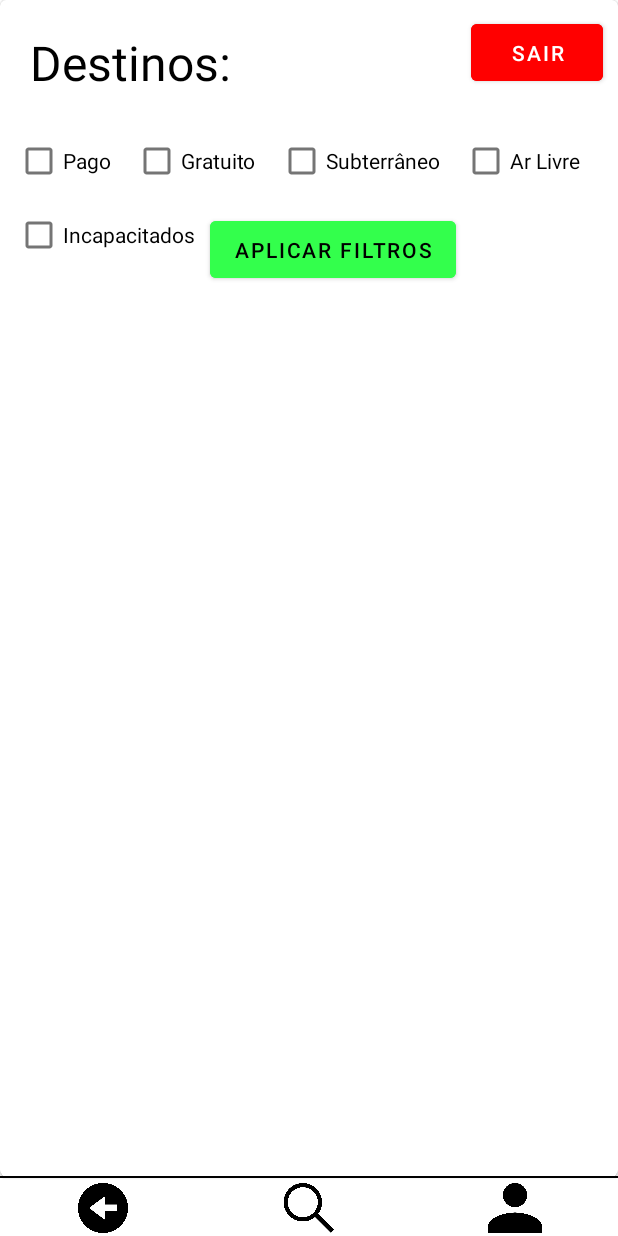
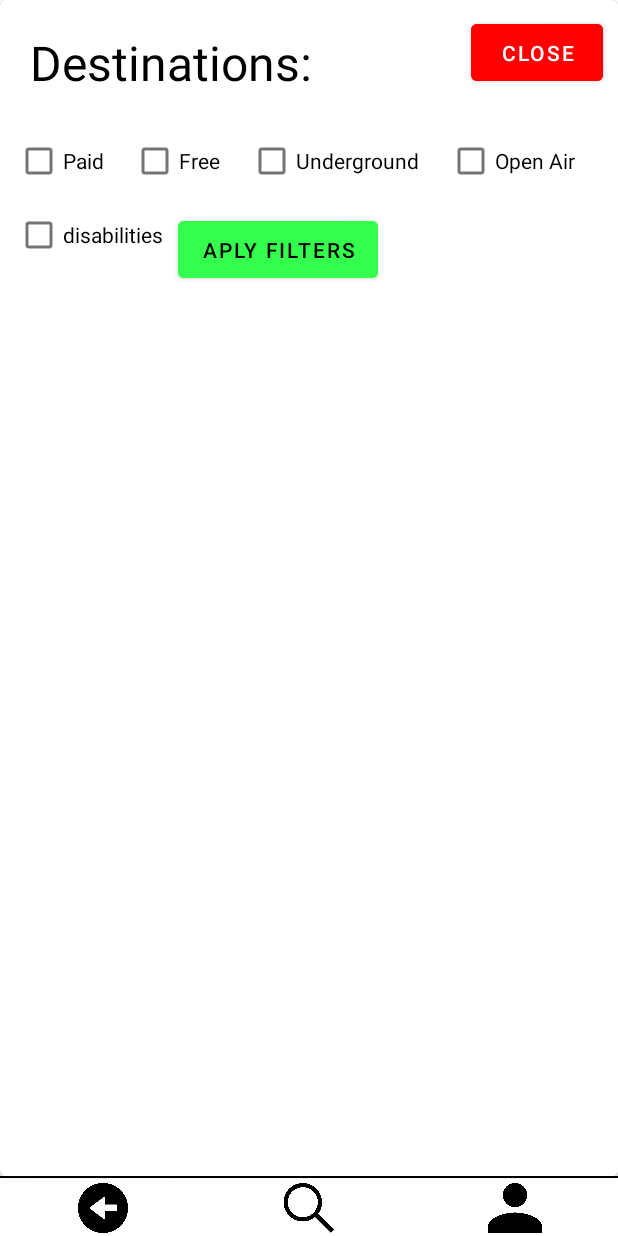
Before and after one commit to MCruzeiro/EasyParking_CM, an Android app: the MapsActivity screen opened directly, with no data from a screen before it, after a tap on an icon or button, on a phone screen of 412 x 824 dp. Run offline under Robolectric (Android 15) with nearby library versions, the light colour scheme and no system bars; libraries missing offline, so code that uses them is left out: com.directions.route; 1 statement that could not run was skipped.

Commit message:
Add files via upload

```diff
--- a/app/src/main/res/layout/activity_main.xml
+++ b/app/src/main/res/layout/activity_main.xml
@@ -37,7 +37,7 @@
         android:layout_marginTop="10dp"
         android:layout_centerInParent="true"
         android:layout_below="@+id/etEmail"
-        android:hint="Palavra-passe"
+        android:hint="@string/password"
         android:inputType="textPassword"/>
 
     <TextView
@@ -46,7 +46,7 @@
         android:layout_height="wrap_content"
         android:layout_below="@+id/etPass"
         android:layout_marginTop="70dp"
-        android:text="Iniciar Sessão"
+        android:text="@string/login"
         android:textSize="30dp"
         android:textStyle="bold"
         android:layout_alignStart="@id/etEmail"/>
@@ -69,7 +69,7 @@
         android:layout_below="@id/btnLogin"
         android:layout_alignStart="@id/txtLogin"
         android:layout_marginTop="40dp"
-        android:text="Registe-se"
+        android:text="@string/new_account"
         android:onClick="registar"
         />
 
--- a/app/src/main/res/layout/activity_maps.xml
+++ b/app/src/main/res/layout/activity_maps.xml
@@ -52,7 +52,7 @@
             android:layout_height="wrap_content"
             android:textColor="@color/black"
             android:textSize="32dp"
-            android:text="Destinos: "/>
+            android:text="@string/destinations"/>
 
             <Button
                 android:layout_alignParentRight="true"
@@ -62,7 +62,7 @@
                 android:layout_width="wrap_content"
                 android:layout_height="50dp"
                 android:onClick="fecharClickFiltros"
-                android:text="Sair"/>
+                android:text="@string/leave"/>
 
             <LinearLayout
                 android:id="@+id/llsec1"
@@ -77,7 +77,7 @@
             android:layout_weight="1"
             android:layout_width="wrap_content"
             android:layout_height="wrap_content"
-            android:text="Pago"
+            android:text="@string/paid"
             android:onClick="cbPago"
             ></CheckBox>
 
@@ -86,7 +86,7 @@
             android:layout_weight="1"
             android:layout_width="wrap_content"
             android:layout_height="wrap_content"
-            android:text="Gratuito"
+            android:text="@string/free"
             android:onClick="cbGratuito"
             ></CheckBox>
 
@@ -95,7 +95,7 @@
             android:layout_weight="1"
             android:layout_width="wrap_content"
             android:layout_height="wrap_content"
-            android:text="Subterrâneo"
+            android:text="@string/underground"
             android:onClick="cbSub"
             ></CheckBox>
 
@@ -104,7 +104,7 @@
             android:layout_weight="1"
             android:layout_width="wrap_content"
             android:layout_height="wrap_content"
-            android:text="Ar Livre"
+            android:text="@string/open_air"
             android:onClick="cbArLivre"
             ></CheckBox>
 
@@ -123,7 +123,7 @@
             android:layout_weight="1"
             android:layout_width="wrap_content"
             android:layout_height="wrap_content"
-            android:text="Incapacitados"
+            android:text="@string/disable"
             ></CheckBox>
 
                 <Button
@@ -134,7 +134,7 @@
                     android:layout_width="wrap_content"
                     android:layout_height="50dp"
                     android:onClick="aplicaFiltrosClick"
-                    android:text="Aplicar Filtros"/>
+                    android:text="@string/aply_filters"/>
 
             </LinearLayout>
 
@@ -234,7 +234,7 @@
                         android:textStyle="bold"
                         android:layout_width="wrap_content"
                         android:layout_height="wrap_content"
-                        android:text="Detalhes" />
+                        android:text="@string/details" />
                     <TextView
                         android:id="@+id/caracteristicasOnMap"
                         android:layout_centerHorizontal="true"
@@ -285,7 +285,7 @@
                 android:layout_width="wrap_content"
                 android:layout_height="50dp"
                 android:onClick="direcoesClick"
-                android:text="Direções"/>
+                android:text="@string/directions"/>
 
             <Button
                 android:layout_margin="3dp"
@@ -294,7 +294,7 @@
                 android:layout_width="wrap_content"
                 android:layout_height="50dp"
                 android:onClick="fecharClick"
-                android:text="Sair"/>
+                android:text="@string/leave"/>
             </LinearLayout>
 
         </RelativeLayout>
--- a/app/src/main/res/layout/activity_perfil_utilizador.xml
+++ b/app/src/main/res/layout/activity_perfil_utilizador.xml
@@ -131,7 +131,7 @@
         android:layout_width="match_parent"
         android:layout_height="wrap_content"
         android:layout_margin="20dp"
-        android:text="Terminar Sessão"
+        android:text="@string/end_session"
         android:backgroundTint="#ff0000"
         android:layout_below="@+id/llUtilizador"
         android:onClick="sair"
--- a/app/src/main/res/layout/activity_registo.xml
+++ b/app/src/main/res/layout/activity_registo.xml
@@ -18,7 +18,7 @@
         android:layout_width="300dp"
         android:layout_height="wrap_content"
         android:layout_centerInParent="true"
-        android:hint="Nome" />
+        android:hint="@string/name" />
 
     <EditText
         android:id="@+id/etEmail"
@@ -36,7 +36,7 @@
         android:layout_marginTop="10dp"
         android:layout_centerInParent="true"
         android:layout_below="@+id/etEmail"
-        android:hint="Palavra-passe"
+        android:hint="@string/password"
         android:inputType="textPassword"/>
 
 
@@ -47,7 +47,7 @@
         android:layout_below="@+id/etPass"
         android:layout_marginTop="70dp"
         android:layout_alignStart="@id/etPass"
-        android:text="Registar"
+        android:text="@string/new_account"
         android:textSize="30dp"
         android:textStyle="bold"/>
 
--- a/app/src/main/res/values/strings.xml
+++ b/app/src/main/res/values/strings.xml
@@ -7,4 +7,19 @@
     <string name="preference_file_key2">file2</string>
     <string name="nomeUtilizador">name</string>
     <string name="emailUtilizador">email</string>
+    <string name="login">Login</string>
+    <string name="password">Password</string>
+    <string name="new_account">Create Account</string>
+    <string name="end_session">End Session</string>
+    <string name="name">Name</string>
+    <string name="destinations">Destinations:</string>
+    <string name="leave">Close</string>
+    <string name="paid">Paid</string>
+    <string name="free">Free</string>
+    <string name="underground">Underground</string>
+    <string name="open_air">Open Air</string>
+    <string name="disable">disabilities</string>
+    <string name="aply_filters">Aply Filters</string>
+    <string name="directions">Go to</string>
+    <string name="details">Details</string>
 </resources>
```
Also changed, not shown: 1 other file.
